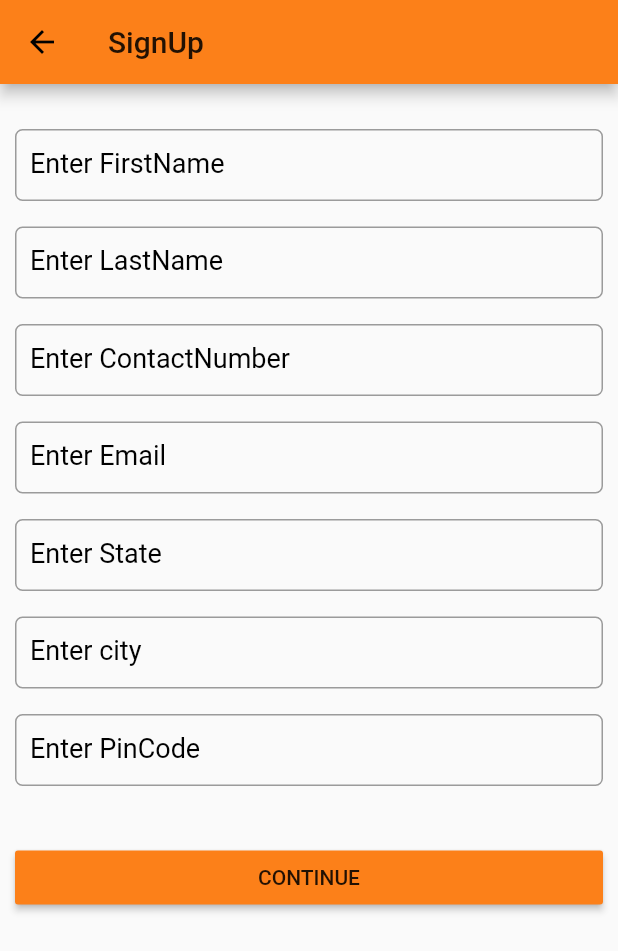
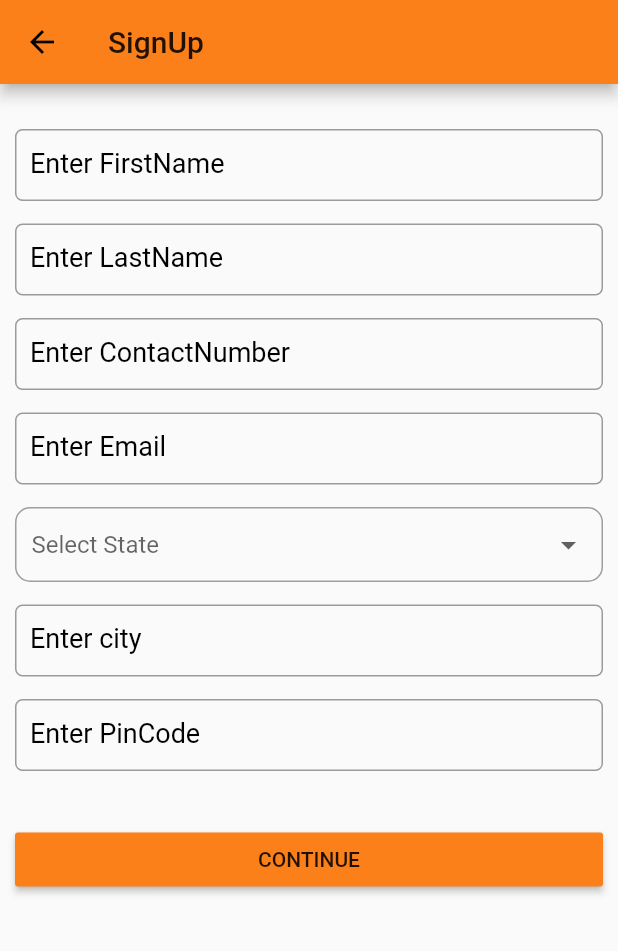
Before and after one commit to Bharath2r/WeShare, a Flutter app: the Signup screen opened directly, on a phone screen of 412 x 824 dp. Shown: the top 951 px of the screen. Run offline on Flutter 3.47's test engine with Material 2 defaults, Android fonts, the phone set to English and light mode, and no system bars; our stand-ins replace fluttertoast, geolocator.

Commit message:
state drop down and textfield border fix

```diff
--- a/weshare/lib/SignupScreen.dart
+++ b/weshare/lib/SignupScreen.dart
@@ -31,6 +31,46 @@ class SignupPage extends State<Signup> {
   bool cityValidate = false;
   bool pinCodeValidate = false;
 
+  var stateDropdownValue;
+  var statesList = <String>[
+    'Andhra Pradesh',
+    'Arunachal Pradesh',
+    'Assam',
+    'Bihar',
+    'Chhattisgarh',
+    'Goa',
+    'Gujarat',
+    'Haryana',
+    'Himachal Pradesh',
+    'Jammu and Kashmir',
+    'Jharkhand',
+    'Karnataka',
+    'Kerala',
+    'Madhya Pradesh',
+    'Maharashtra',
+    'Manipur',
+    'Meghalaya',
+    'Mizoram',
+    'Nagaland',
+    'Odisha',
+    'Punjab',
+    'Rajasthan',
+    'Sikkim',
+    'Tamil Nadu',
+    'Telangana',
+    'Tripura',
+    'Uttarakhand',
+    'Uttar Pradesh',
+    'West Bengal',
+    'Andaman and Nicobar Islands',
+    'Chandigarh',
+    'Dadra and Nagar Haveli',
+    'Daman and Diu',
+    'Delhi',
+    'Lakshadweep',
+    'Puducherry'
+  ];
+
   @override
   Widget build(BuildContext context) {
     return Scaffold(
@@ -46,7 +86,6 @@ class SignupPage extends State<Signup> {
             // mainAxisAlignment: MainAxisAlignment.center,
             children: [
               Container(
-                height: 50,
                   margin: EdgeInsets.only(bottom: 15, top: 10),
                   child: TextField(
                     keyboardType: TextInputType.text,
@@ -59,7 +98,8 @@ class SignupPage extends State<Signup> {
 //                        errorStyle: TextStyle(),
                         errorText: firstNameValidate ? 'Please enter firstname' : null,
                         focusedBorder: OutlineInputBorder(
-                            borderRadius: BorderRadius.all(Radius.circular(5)), borderSide: BorderSide(width: 1.0, color: GlobalVariable.colorFromHex("#fc8019"))),
+                            borderRadius: BorderRadius.all(Radius.circular(5)),
+                            borderSide: BorderSide(width: 1.0, color: GlobalVariable.colorFromHex("#fc8019"))),
                         border: OutlineInputBorder(
                             borderRadius: BorderRadius.all(Radius.circular(5)), borderSide: BorderSide(width: 1.0, color: Colors.grey)),
                         hintText: ""),
@@ -68,7 +108,6 @@ class SignupPage extends State<Signup> {
                     ),
                   )),
               Container(
-                  height: 50,
                   margin: EdgeInsets.only(bottom: 15),
                   child: TextField(
                     keyboardType: TextInputType.text,
@@ -80,7 +119,8 @@ class SignupPage extends State<Signup> {
                         labelText: 'Enter LastName',
                         errorText: lastNameValidate ? 'Please enter lastname' : null,
                         focusedBorder: OutlineInputBorder(
-                            borderRadius: BorderRadius.all(Radius.circular(5)), borderSide: BorderSide(width: 1.0, color: GlobalVariable.colorFromHex("#fc8019"))),
+                            borderRadius: BorderRadius.all(Radius.circular(5)),
+                            borderSide: BorderSide(width: 1.0, color: GlobalVariable.colorFromHex("#fc8019"))),
                         border: OutlineInputBorder(
                             borderRadius: BorderRadius.all(Radius.circular(5)), borderSide: BorderSide(width: 1.0, color: Colors.grey)),
                         hintText: ""),
@@ -89,7 +129,6 @@ class SignupPage extends State<Signup> {
                     ),
                   )),
               Container(
-                  height: 50,
                   margin: EdgeInsets.only(bottom: 15),
                   child: TextField(
                     keyboardType: TextInputType.numberWithOptions(signed: true, decimal: true),
@@ -101,7 +140,8 @@ class SignupPage extends State<Signup> {
                         labelText: 'Enter ContactNumber',
                         errorText: contactNumberValidate ? contactNumberMsg : null,
                         focusedBorder: OutlineInputBorder(
-                            borderRadius: BorderRadius.all(Radius.circular(5)), borderSide: BorderSide(width: 1.0, color: GlobalVariable.colorFromHex("#fc8019"))),
+                            borderRadius: BorderRadius.all(Radius.circular(5)),
+                            borderSide: BorderSide(width: 1.0, color: GlobalVariable.colorFromHex("#fc8019"))),
                         border: OutlineInputBorder(
                             borderRadius: BorderRadius.all(Radius.circular(5)), borderSide: BorderSide(width: 1.0, color: Colors.grey)),
                         hintText: ""),
@@ -110,7 +150,6 @@ class SignupPage extends State<Signup> {
                     ),
                   )),
               Container(
-                  height: 50,
                   margin: EdgeInsets.only(bottom: 15),
                   child: TextField(
                     keyboardType: TextInputType.emailAddress,
@@ -122,7 +161,8 @@ class SignupPage extends State<Signup> {
                         labelText: 'Enter Email',
                         errorText: emailValidate ? errorEmailMsg : null,
                         focusedBorder: OutlineInputBorder(
-                            borderRadius: BorderRadius.all(Radius.circular(5)), borderSide: BorderSide(width: 1.0, color: GlobalVariable.colorFromHex("#fc8019"))),
+                            borderRadius: BorderRadius.all(Radius.circular(5)),
+                            borderSide: BorderSide(width: 1.0, color: GlobalVariable.colorFromHex("#fc8019"))),
                         border: OutlineInputBorder(
                             borderRadius: BorderRadius.all(Radius.circular(5)), borderSide: BorderSide(width: 1.0, color: Colors.grey)),
                         hintText: ""),
@@ -131,28 +171,40 @@ class SignupPage extends State<Signup> {
                     ),
                   )),
               Container(
-                  height: 50,
-                  margin: EdgeInsets.only(bottom: 15),
-                  child: TextField(
-                    keyboardType: TextInputType.text,
-                    textInputAction: TextInputAction.next,
-                    controller: state,
-                    onSubmitted: (_) => FocusScope.of(context).nextFocus(),
-                    decoration: InputDecoration(
-                        contentPadding: EdgeInsets.all(10.0),
-                        labelText: 'Enter State',
-                        errorText: stateValidate ? 'Please enter state' : null,
-                        focusedBorder: OutlineInputBorder(
-                            borderRadius: BorderRadius.all(Radius.circular(5)), borderSide: BorderSide(width: 1.0, color: GlobalVariable.colorFromHex("#fc8019"))),
-                        border: OutlineInputBorder(
-                            borderRadius: BorderRadius.all(Radius.circular(5)), borderSide: BorderSide(width: 1.0, color: Colors.grey)),
-                        hintText: ""),
-                    style: TextStyle(
-                      fontSize: 18.0,
-                    ),
+                margin: EdgeInsets.only(bottom: stateValidate ? 2 : 15),
+                padding: const EdgeInsets.only(left: 10.0, right: 10.0),
+                decoration: BoxDecoration(
+                    borderRadius: BorderRadius.circular(10.0),
+                    // color: Colors.cyan,
+                    border: Border.all(color: Colors.grey)),
+                child: DropdownButtonHideUnderline(
+                  child: DropdownButton(
+                    autofocus: true,
+                    key: Key("state"),
+                    hint: Text('Select State'),
+                    value: stateDropdownValue,
+                    onChanged: (newValue) {
+                      setState(() {
+                        stateDropdownValue = newValue;
+                      });
+                    },
+                    items: statesList.map((stateValue) {
+                      return DropdownMenuItem(
+                        child: new Text(stateValue),
+                        value: stateValue,
+                      );
+                    }).toList(),
+                  ),
+                ),
+              ),
+              Visibility(
+                  visible: stateValidate,
+                  child: Container(
+                    margin: EdgeInsets.only(bottom: 15, left: 2),
+                    child:
+                        Padding(padding: EdgeInsets.only(left: 10.0), child: Text("Please select state", style: TextStyle(color: Colors.redAccent,fontSize: 12))),
                   )),
               Container(
-                  height: 50,
                   margin: EdgeInsets.only(bottom: 15),
                   child: TextField(
                     keyboardType: TextInputType.text,
@@ -164,7 +216,8 @@ class SignupPage extends State<Signup> {
                         labelText: 'Enter city',
                         errorText: cityValidate ? 'Please enter city' : null,
                         focusedBorder: OutlineInputBorder(
-                            borderRadius: BorderRadius.all(Radius.circular(5)), borderSide: BorderSide(width: 1.0, color: GlobalVariable.colorFromHex("#fc8019"))),
+                            borderRadius: BorderRadius.all(Radius.circular(5)),
+                            borderSide: BorderSide(width: 1.0, color: GlobalVariable.colorFromHex("#fc8019"))),
                         border: OutlineInputBorder(
                             borderRadius: BorderRadius.all(Radius.circular(5)), borderSide: BorderSide(width: 1.0, color: Colors.grey)),
                         hintText: ""),
@@ -173,7 +226,6 @@ class SignupPage extends State<Signup> {
                     ),
                   )),
               Container(
-                  height: 50,
                   margin: EdgeInsets.only(bottom: 15),
                   child: TextField(
                     keyboardType: TextInputType.numberWithOptions(signed: true, decimal: true),
@@ -186,7 +238,8 @@ class SignupPage extends State<Signup> {
                         labelText: 'Enter PinCode',
                         errorText: pinCodeValidate ? pinCodeMsg : null,
                         focusedBorder: OutlineInputBorder(
-                            borderRadius: BorderRadius.all(Radius.circular(5)), borderSide: BorderSide(width: 1.0, color: GlobalVariable.colorFromHex("#fc8019"))),
+                            borderRadius: BorderRadius.all(Radius.circular(5)),
+                            borderSide: BorderSide(width: 1.0, color: GlobalVariable.colorFromHex("#fc8019"))),
                         border: OutlineInputBorder(
                             borderRadius: BorderRadius.all(Radius.circular(5)), borderSide: BorderSide(width: 1.0, color: Colors.grey)),
                         hintText: ""),
--- a/weshare/lib/main.dart
+++ b/weshare/lib/main.dart
@@ -16,6 +16,7 @@ class App extends StatelessWidget {
       theme: ThemeData(
           primaryColor: Colors.white,
           inputDecorationTheme: const InputDecorationTheme(
+           focusedBorder: UnderlineInputBorder(borderSide: BorderSide(color: Colors.grey)),
             labelStyle: TextStyle(color: Colors.black),
             hintStyle: TextStyle(color: Colors.grey),
           )),
```
